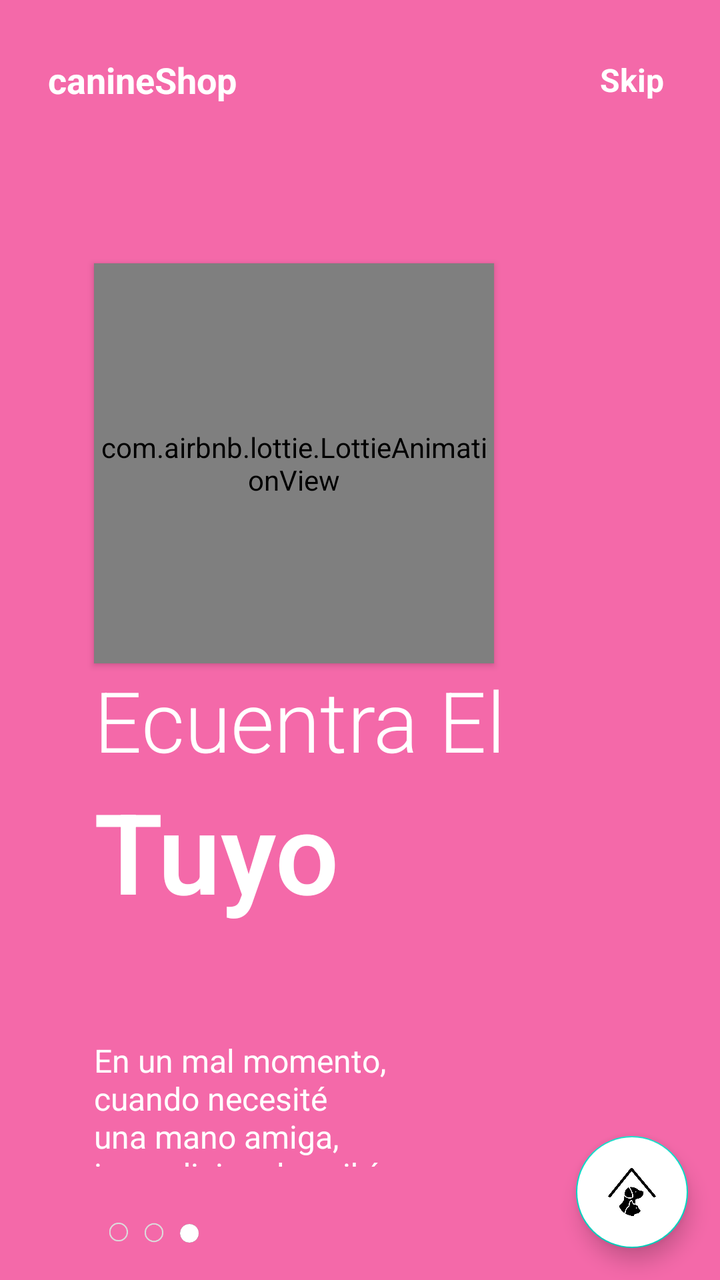
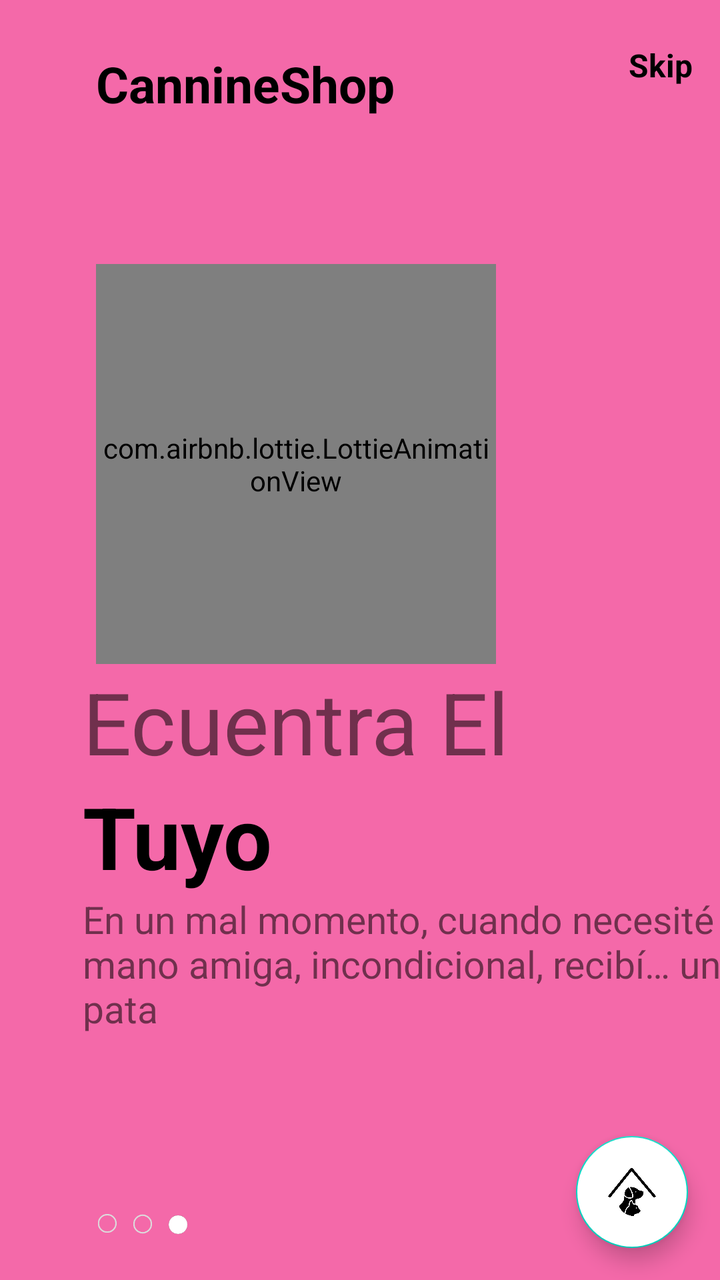

Screens rendered from an Android XML layout before and after an edit, with the pre-edit source and the edit as a unified diff.
<!-- AndroidManifest.xml: application theme Theme.Flashlight -->
<!-- res/layout/fragment_on_boarding3.xml -->
<?xml version="1.0" encoding="utf-8"?>
<androidx.constraintlayout.widget.ConstraintLayout xmlns:android="http://schemas.android.com/apk/res/android"
    xmlns:app="http://schemas.android.com/apk/res-auto"
    android:layout_width="match_parent"
    android:layout_height="match_parent"
    android:background="@color/pink">

    <com.airbnb.lottie.LottieAnimationView
        android:id="@+id/imagenView"
        app:lottie_autoPlay="true"
        app:lottie_repeatCount="999999999"
        android:elevation="2dp"
        android:layout_width="200dp"
        android:layout_height="200dp"
        app:lottie_rawRes="@raw/o_b3"
        app:layout_constraintBottom_toBottomOf="parent"
        app:layout_constraintEnd_toEndOf="parent"
        app:layout_constraintHorizontal_bias="0.293"
        app:layout_constraintStart_toStartOf="parent"
        app:layout_constraintTop_toTopOf="parent"
        app:layout_constraintVertical_bias="0.299" />

    <TextView
        android:id="@+id/textView"
        android:layout_width="wrap_content"
        android:layout_height="48dp"
        android:gravity="center_vertical"
        android:layout_marginStart="24dp"
        android:layout_marginTop="16dp"
        android:text="canineShop"
        android:textColor="@color/white"
        android:textSize="18sp"
        android:textStyle="bold"
        app:layout_constraintStart_toStartOf="parent"
        app:layout_constraintTop_toTopOf="parent" />

    <TextView
        android:id="@+id/Skip"
        android:layout_width="wrap_content"
        android:layout_height="48dp"
        android:gravity="center"
        android:paddingStart="12dp"
        android:paddingEnd="12dp"
        android:clickable="true"
        android:focusable="true"
        android:text="Skip"
        android:textSize="16sp"
        android:textStyle="bold"
        android:textColor="@color/white"
        app:layout_constraintEnd_toEndOf="parent"
        android:layout_marginEnd="16dp"
        app:layout_constraintTop_toTopOf="@id/textView"
        app:layout_constraintBottom_toBottomOf="@id/textView" />

    <TextView
        android:id="@+id/textView2"
        android:layout_width="wrap_content"
        android:layout_height="wrap_content"
        android:fontFamily="sans-serif-light"
        android:text="Ecuentra El"
        android:textColor="@color/white"
        android:textSize="42sp"
        app:layout_constraintHorizontal_bias="0"
        app:layout_constraintBottom_toBottomOf="parent"
        app:layout_constraintEnd_toEndOf="parent"
        app:layout_constraintStart_toStartOf="@id/imagenView"
        app:layout_constraintTop_toBottomOf="@+id/imagenView"
        app:layout_constraintVertical_bias="0" />

    <TextView
        android:id="@+id/textView3"
        android:layout_width="wrap_content"
        android:layout_height="wrap_content"
        android:fontFamily="sans-serif-light"
        android:text="Tuyo"
        android:textSize="56sp"
        android:textColor="@color/white"
        android:textStyle="bold"
        app:layout_constraintBottom_toBottomOf="parent"
        app:layout_constraintEnd_toEndOf="parent"
        app:layout_constraintHorizontal_bias="0"
        app:layout_constraintStart_toStartOf="@id/textView2"
        app:layout_constraintTop_toBottomOf="@+id/textView2"
        app:layout_constraintVertical_bias="0" />

    <TextView
        android:id="@+id/textView4"
        android:layout_width="0dp"
        android:layout_height="0dp"
        android:text="En un mal momento, cuando necesité una mano amiga, incondicional, recibí… una pata"
        android:textSize="16sp"
        android:textColor="@color/white"
        app:layout_constraintHeight_percent=".1"
        app:layout_constraintHorizontal_bias="0"
        app:layout_constraintBottom_toBottomOf="parent"
        app:layout_constraintEnd_toEndOf="parent"
        app:layout_constraintStart_toStartOf="@id/textView3"
        app:layout_constraintTop_toBottomOf="@+id/textView3"
        app:layout_constraintWidth_percent=".5" />

    <ImageView
        android:layout_width="50dp"
        android:layout_height="10dp"
        android:src="@drawable/tab3"
        app:layout_constraintHorizontal_bias="0"
        app:layout_constraintVertical_bias=".6"
        android:layout_marginLeft="5dp"
        app:layout_constraintBottom_toBottomOf="parent"
        app:layout_constraintEnd_toEndOf="parent"
        app:layout_constraintStart_toStartOf="@id/textView4"
        app:layout_constraintTop_toBottomOf="@+id/textView4" />

    <com.google.android.material.floatingactionbutton.FloatingActionButton
        android:id="@+id/fab"
        android:layout_width="wrap_content"
        android:layout_height="wrap_content"
        android:src="@drawable/flecha"
        android:backgroundTint="@color/white"
        app:layout_constraintVertical_bias="1"
        app:layout_constraintHorizontal_bias="1"
        android:layout_margin="16dp"
        app:layout_constraintBottom_toBottomOf="parent"
        app:layout_constraintEnd_toEndOf="parent"
        app:layout_constraintStart_toStartOf="parent"
        app:layout_constraintTop_toTopOf="parent" />


</androidx.constraintlayout.widget.ConstraintLayout>
<!-- resources referenced by this layout -->
<resources>
  <color name="pink">#f469a9</color>
  <color name="white">#ffffff</color>
  <!-- drawable flecha: png bitmap (drawable-v24, 10224 bytes) -->
  <!-- drawable tab3: png bitmap (drawable-v24, 3299 bytes) -->
  <style name="Theme.Flashlight" parent="Theme.MaterialComponents.DayNight.DarkActionBar">
          
          <item name="colorPrimary">@color/purple_500</item>
          <item name="colorPrimaryVariant">@color/purple_700</item>
          <item name="colorOnPrimary">@color/white</item>
          
          <item name="colorSecondary">@color/teal_200</item>
          <item name="colorSecondaryVariant">@color/teal_700</item>
          <item name="colorOnSecondary">@color/black</item>
          
          <item name="android:statusBarColor" tools:targetApi="l">?attr/colorPrimaryVariant</item>
          
      </style>
  <color name="purple_500">#FF6200EE</color>
  <color name="purple_700">#FF3700B3</color>
  <color name="teal_200">#FF03DAC5</color>
  <color name="teal_700">#FF018786</color>
  <color name="black">#000000</color>
</resources>

<!-- the commit's change to res/layout/fragment_on_boarding3.xml (unified diff, before → after) -->
@@ -6,109 +6,98 @@
     android:background="@color/pink">
 
     <com.airbnb.lottie.LottieAnimationView
-        android:id="@+id/imagenView"
+        android:id="@+id/ImageViewId"
         app:lottie_autoPlay="true"
         app:lottie_repeatCount="999999999"
-        android:elevation="2dp"
         android:layout_width="200dp"
         android:layout_height="200dp"
         app:lottie_rawRes="@raw/o_b3"
         app:layout_constraintBottom_toBottomOf="parent"
         app:layout_constraintEnd_toEndOf="parent"
-        app:layout_constraintHorizontal_bias="0.293"
+        app:layout_constraintHorizontal_bias=".3"
         app:layout_constraintStart_toStartOf="parent"
         app:layout_constraintTop_toTopOf="parent"
-        app:layout_constraintVertical_bias="0.299" />
+        app:layout_constraintVertical_bias=".3" />
 
     <TextView
         android:id="@+id/textView"
         android:layout_width="wrap_content"
-        android:layout_height="48dp"
-        android:gravity="center_vertical"
-        android:layout_marginStart="24dp"
-        android:layout_marginTop="16dp"
-        android:text="canineShop"
-        android:textColor="@color/white"
-        android:textSize="18sp"
+        android:layout_height="wrap_content"
+        android:layout_marginTop="25dp"
+        android:layout_marginRight="30dp"
+        android:text="CannineShop"
+        android:textColor="@color/black"
+        android:textSize="25sp"
         android:textStyle="bold"
-        app:layout_constraintStart_toStartOf="parent"
-        app:layout_constraintTop_toTopOf="parent" />
+        app:layout_constraintBottom_toTopOf="@+id/ImageViewId"
+        app:layout_constraintEnd_toEndOf="parent"
+        app:layout_constraintHorizontal_bias="0.0"
+        app:layout_constraintStart_toStartOf="@+id/ImageViewId"
+        app:layout_constraintTop_toTopOf="parent"
+        app:layout_constraintVertical_bias="0.0" />
 
     <TextView
-        android:id="@+id/Skip"
+        android:id="@+id/SkipId"
         android:layout_width="wrap_content"
-        android:layout_height="48dp"
-        android:gravity="center"
-        android:paddingStart="12dp"
-        android:paddingEnd="12dp"
-        android:clickable="true"
-        android:focusable="true"
+        android:layout_height="wrap_content"
         android:text="Skip"
+        android:textColor="@android:color/black"
         android:textSize="16sp"
         android:textStyle="bold"
-        android:textColor="@color/white"
+        app:layout_constraintBottom_toBottomOf="parent"
         app:layout_constraintEnd_toEndOf="parent"
-        android:layout_marginEnd="16dp"
-        app:layout_constraintTop_toTopOf="@id/textView"
-        app:layout_constraintBottom_toBottomOf="@id/textView" />
+        app:layout_constraintHorizontal_bias="0.896"
+        app:layout_constraintStart_toEndOf="@+id/textView"
+        app:layout_constraintTop_toTopOf="parent"
+        app:layout_constraintVertical_bias="0.035" />
 
     <TextView
         android:id="@+id/textView2"
         android:layout_width="wrap_content"
         android:layout_height="wrap_content"
-        android:fontFamily="sans-serif-light"
         android:text="Ecuentra El"
-        android:textColor="@color/white"
-        android:textSize="42sp"
-        app:layout_constraintHorizontal_bias="0"
-        app:layout_constraintBottom_toBottomOf="parent"
-        app:layout_constraintEnd_toEndOf="parent"
-        app:layout_constraintStart_toStartOf="@id/imagenView"
-        app:layout_constraintTop_toBottomOf="@+id/imagenView"
-        app:layout_constraintVertical_bias="0" />
+        android:textSize="43sp"
+        android:textStyle="normal"
+        app:layout_constraintEnd_toEndOf="@+id/ImageViewId"
+        app:layout_constraintStart_toStartOf="@+id/ImageViewId"
+        app:layout_constraintTop_toBottomOf="@+id/ImageViewId" />
 
     <TextView
         android:id="@+id/textView3"
         android:layout_width="wrap_content"
         android:layout_height="wrap_content"
-        android:fontFamily="sans-serif-light"
         android:text="Tuyo"
-        android:textSize="56sp"
-        android:textColor="@color/white"
+        android:textColor="@android:color/black"
+        android:textSize="43sp"
         android:textStyle="bold"
-        app:layout_constraintBottom_toBottomOf="parent"
-        app:layout_constraintEnd_toEndOf="parent"
-        app:layout_constraintHorizontal_bias="0"
-        app:layout_constraintStart_toStartOf="@id/textView2"
-        app:layout_constraintTop_toBottomOf="@+id/textView2"
-        app:layout_constraintVertical_bias="0" />
+        app:layout_constraintEnd_toEndOf="@+id/textView2"
+        app:layout_constraintHorizontal_bias="0.0"
+        app:layout_constraintStart_toStartOf="@+id/textView2"
+        app:layout_constraintTop_toBottomOf="@+id/textView2" />
 
     <TextView
-        android:id="@+id/textView4"
-        android:layout_width="0dp"
-        android:layout_height="0dp"
+        android:id="@+id/descriptionId"
+        android:layout_width="wrap_content"
+        android:layout_height="wrap_content"
         android:text="En un mal momento, cuando necesité una mano amiga, incondicional, recibí… una pata"
-        android:textSize="16sp"
-        android:textColor="@color/white"
-        app:layout_constraintHeight_percent=".1"
+        android:textSize="19sp"
+        app:layout_constraintEnd_toEndOf="@+id/textView3"
         app:layout_constraintHorizontal_bias="0"
-        app:layout_constraintBottom_toBottomOf="parent"
-        app:layout_constraintEnd_toEndOf="parent"
-        app:layout_constraintStart_toStartOf="@id/textView3"
-        app:layout_constraintTop_toBottomOf="@+id/textView3"
-        app:layout_constraintWidth_percent=".5" />
+        app:layout_constraintStart_toStartOf="@+id/textView3"
+        app:layout_constraintTop_toBottomOf="@+id/textView3" />
 
     <ImageView
+        android:id="@+id/imageView"
         android:layout_width="50dp"
         android:layout_height="10dp"
+        android:layout_marginLeft="5dp"
         android:src="@drawable/tab3"
+        app:layout_constraintBottom_toBottomOf="parent"
+        app:layout_constraintEnd_toEndOf="@+id/descriptionId"
         app:layout_constraintHorizontal_bias="0"
-        app:layout_constraintVertical_bias=".6"
-        android:layout_marginLeft="5dp"
-        app:layout_constraintBottom_toBottomOf="parent"
-        app:layout_constraintEnd_toEndOf="parent"
-        app:layout_constraintStart_toStartOf="@id/textView4"
-        app:layout_constraintTop_toBottomOf="@+id/textView4" />
+        app:layout_constraintStart_toStartOf="@+id/descriptionId"
+        app:layout_constraintTop_toBottomOf="@+id/descriptionId"
+        app:layout_constraintVertical_bias="0.795" />
 
     <com.google.android.material.floatingactionbutton.FloatingActionButton
         android:id="@+id/fab"
